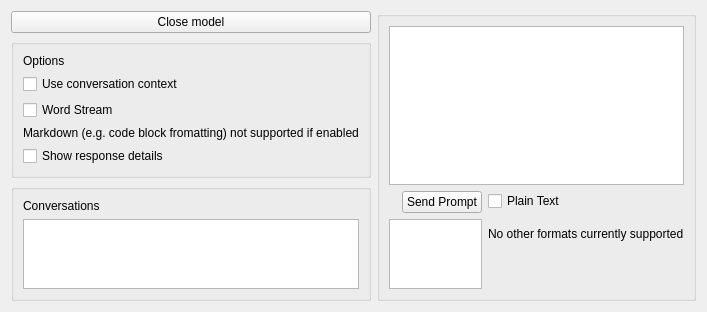
The window that OllamaGui/src/ui/chat.ui (akamlah/ollama-gui) describes before a commit, drawn with Qt 5.
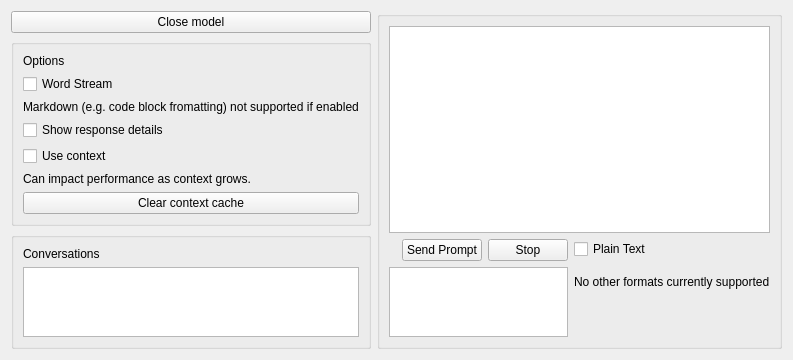
The same window after the commit.

Commit message: Implemented context. Added stop button

```diff
--- a/OllamaGui/src/ui/chat.ui
+++ b/OllamaGui/src/ui/chat.ui
@@ -45,13 +45,6 @@
                                             </property>
                                         </widget>
                                     </item>
-                                    <item>
-                                        <widget class="QCheckBox" name="CheckBoxContext">
-                                            <property name="text">
-                                                <string>Use conversation context</string>
-                                            </property>
-                                        </widget>                                    
-                                    </item>
                                     <item>
                                         <widget class="QCheckBox" name="CheckBoxStream">
                                             <property name="text">
@@ -74,6 +67,27 @@
                                             </property>
                                         </widget>                                    
                                     </item>
+                                    <item>
+                                        <widget class="QCheckBox" name="CheckBoxContext">
+                                            <property name="text">
+                                                <string>Use context</string>
+                                            </property>
+                                        </widget>                                    
+                                    </item>
+                                    <item>
+                                        <widget class="QLabel" name="ContextExplanationLabel">
+                                            <property name="text">
+                                                <string>Can impact performance as context grows.</string>
+                                            </property>
+                                        </widget>
+                                    </item>
+                                    <item>
+                                        <widget class="QPushButton" name="ClearContextButton">
+                                            <property name="text">
+                                                <string>Clear context cache</string>
+                                            </property>
+                                        </widget>
+                                    </item>
 
 
 
@@ -159,7 +173,7 @@
                                     <item>
                                         <layout class="QVBoxLayout" name="verticalLayout_987598237" stretch="1,1">
                                             <item>
-                                                <layout class="QHBoxLayout" name="horizontalLayout_3" stretch="5,1">
+                                                <layout class="QHBoxLayout" name="horizontalLayout_3" stretch="5,1, 1">
                                                     <item>
                                                         <widget class="QLabel" name="ShortctuLabel">
                                                             <property name="text">
@@ -174,6 +188,13 @@
                                                             </property>
                                                         </widget>
                                                     </item>
+                                                    <item>
+                                                        <widget class="QPushButton" name="StopButton">
+                                                            <property name="text">
+                                                                <string>Stop</string>
+                                                            </property>
+                                                        </widget>
+                                                    </item>
                                                 </layout>
                                             </item>
                                             <item>
```
The commit also changes 6 other files.
